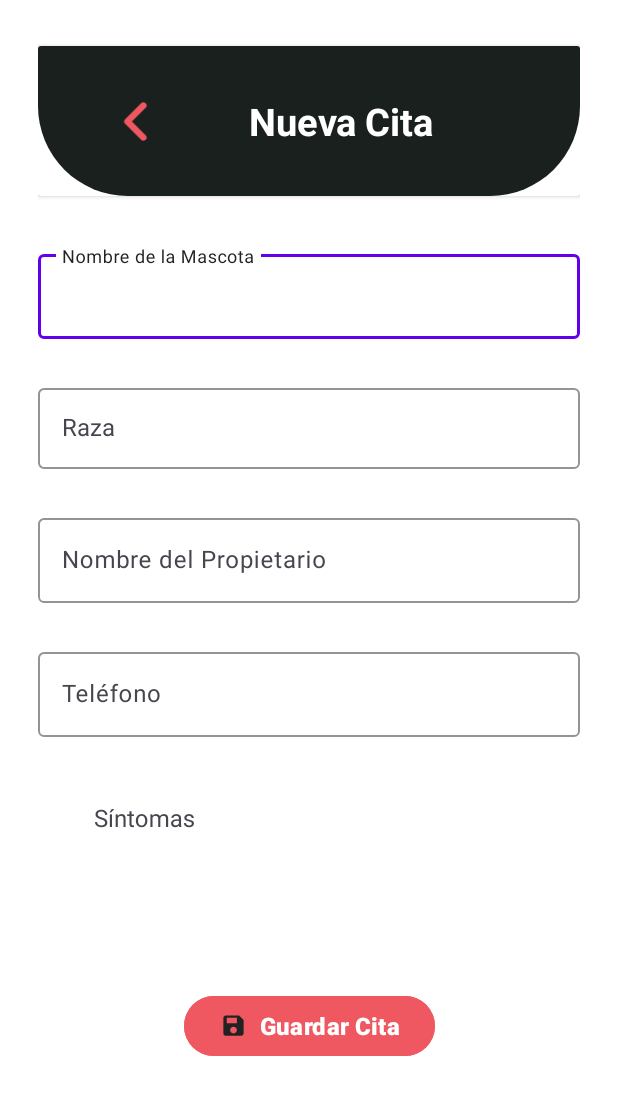
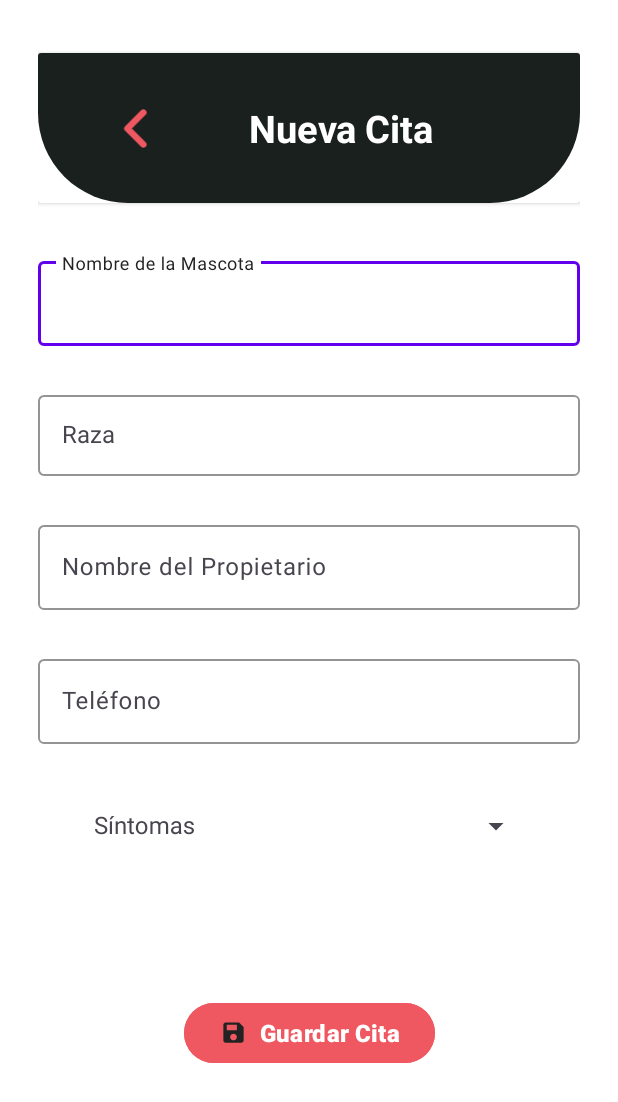
Before and after one commit to AlexanderJAON/EquipoTres, an Android app: the fragment AddAppointmentFragment shown on its own in the app's theme, on a phone screen of 412 x 824 dp. Shown: the top 1102 px of the screen. Run offline under Robolectric (Android 15) with nearby library versions, the phone set to English and light mode, and no system bars; our stand-ins replace data binding.

Commit message:
Configuracion de menu desplegable

```diff
--- a/app/src/main/res/layout/fragment_nueva_cita.xml
+++ b/app/src/main/res/layout/fragment_nueva_cita.xml
@@ -20,7 +20,7 @@
             android:id="@+id/toolbar"
             android:layout_width="match_parent"
             android:layout_height="100dp"
-            android:layout_marginTop="5dp"
+            android:layout_marginTop="10dp"
             app:cardPreventCornerOverlap="false"
             app:cardUseCompatPadding="false"
             app:layout_constraintTop_toTopOf="parent"
@@ -149,6 +149,7 @@
             android:layout_marginStart="32dp"
             android:layout_marginEnd="32dp"
             android:hint="Síntomas"
+            app:endIconMode="dropdown_menu"
             app:layout_constraintTop_toBottomOf="@id/tilTelefono"
             app:layout_constraintStart_toStartOf="parent"
             app:layout_constraintEnd_toEndOf="parent">
@@ -164,7 +165,7 @@
                 android:paddingStart="5dp"
                 android:paddingEnd="5dp"
                 android:background="@android:color/transparent"
-                android:textSize="16sp" />
+                android:textSize="16sp"/>
         </com.google.android.material.textfield.TextInputLayout>
 
         <com.google.android.material.button.MaterialButton
--- a/app/src/main/res/values/strings.xml
+++ b/app/src/main/res/values/strings.xml
@@ -22,4 +22,6 @@
         <item>Tiene garrapatas</item>
         <item>Bota demasiado pelo</item>
     </string-array>
+
+
 </resources>
```
